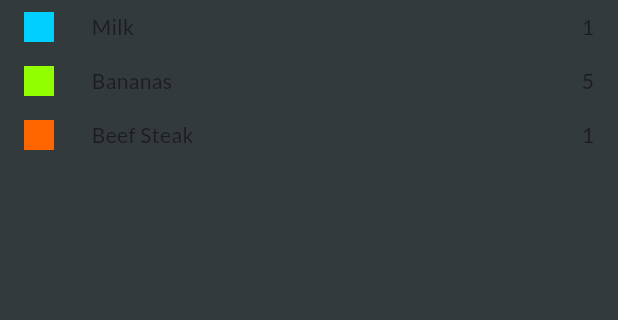
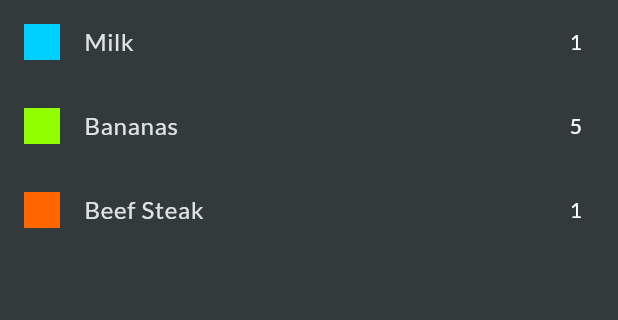
Before and after one commit to Mir-37/bazar_shodai, a Flutter app: the screen it shows after launch, on a phone screen of 412 x 824 dp, the part 84-404 px from its top. Run offline on Flutter 3.47's test engine with Material 3 defaults, Android fonts, the phone set to English and light mode, and no system bars; our stand-ins replace google_fonts.

Commit message:
refactor(ui): optimize grocery list rendering (instructor's solution)
Replace the manual Column iteration with a ListView.builder for better
performance and use const constructors to improve widget tree efficiency.

```diff
--- a/lib/main.dart
+++ b/lib/main.dart
@@ -25,7 +25,7 @@ class MyApp extends StatelessWidget {
     return MaterialApp(
       title: 'Flutter Groceries',
       theme: kThemeData,
-      home: HomeScreen(),
+      home: const HomeScreen(),
     );
   }
 }
--- a/lib/screens/home_screen.dart
+++ b/lib/screens/home_screen.dart
@@ -1,4 +1,3 @@
-import 'package:bazar_shodai/data/dummy_items.dart';
 import 'package:bazar_shodai/widgets/grocery_listing.dart';
 import 'package:flutter/material.dart';
 
@@ -11,11 +10,7 @@ class HomeScreen extends StatelessWidget {
       appBar: AppBar(
         title: const Text('Your Groceries'),
       ),
-      body: Column(
-        children: [
-          for (final gItem in groceryItems) GroceryListing(gItem: gItem),
-        ],
-      ),
+      body: const GroceryListing(),
     );
   }
 }
--- a/lib/widgets/grocery_listing.dart
+++ b/lib/widgets/grocery_listing.dart
@@ -1,33 +1,28 @@
-import 'package:bazar_shodai/models/grocery_item.dart';
-import 'package:flutter/cupertino.dart';
+import 'package:bazar_shodai/data/dummy_items.dart';
 import 'package:flutter/material.dart';
 
 class GroceryListing extends StatelessWidget {
-  const GroceryListing({super.key, required this.gItem});
-  final GroceryItem gItem;
+  const GroceryListing({super.key});
   @override
   Widget build(BuildContext context) {
-    return Padding(
-      padding: const EdgeInsets.symmetric(
-        vertical: 8.0,
-        horizontal: 16,
-      ),
-      child: Row(
-        children: [
-          Container(
-            width: 20,
-            height: 20,
-            decoration: BoxDecoration(
-              color: gItem.category.color,
-            ),
-          ),
-          const SizedBox(
-            width: 25,
-          ),
-          Text(gItem.name),
-          const Spacer(),
-          Text('${gItem.quantity}'),
-        ],
+    return ListView.builder(
+      itemCount: groceryItems.length,
+      itemBuilder: (ctx, index) => ListTile(
+        leading: Container(
+          width: 24,
+          height: 24,
+          color: groceryItems[index].category.color,
+        ),
+        title: Text(groceryItems[index].name),
+        trailing: Text(
+          groceryItems[index].quantity.toString(),
+          style:
+              Theme.of(
+                context,
+              ).textTheme.labelLarge!.copyWith(
+                color: Colors.white,
+              ),
+        ),
       ),
     );
   }
```
